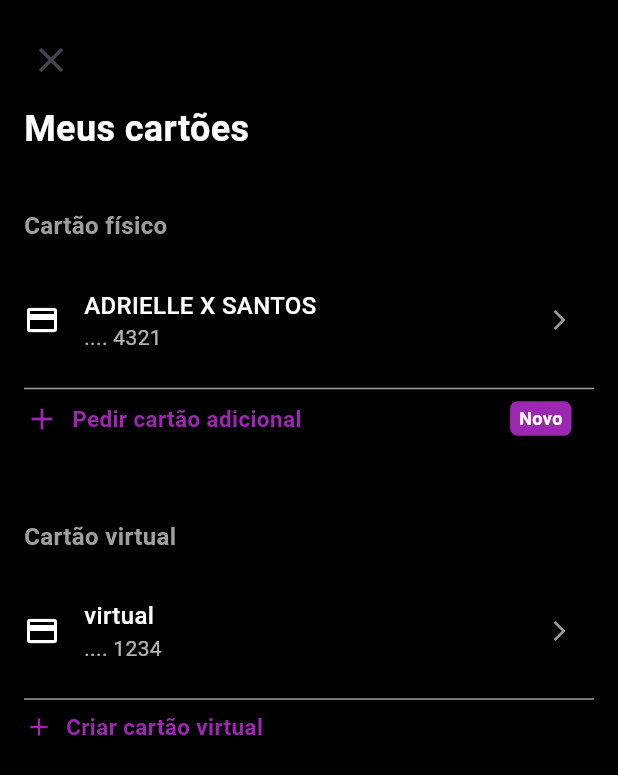
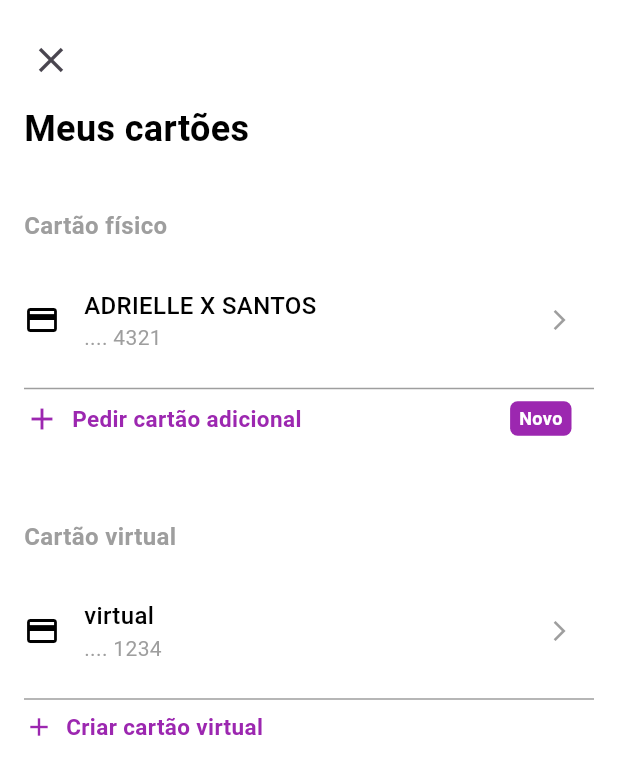
Before and after one commit to RuanAzevedoLira/nubank1, a Flutter app: the CartoesScreen screen opened directly, on a phone screen of 412 x 824 dp. Shown: the top 775 px of the screen. Run offline on Flutter 3.47's test engine with Material 3 defaults, Android fonts, the phone set to English and light mode, and no system bars; our stand-ins replace parse_server_sdk_flutter.

Commit message:
Update cartoes_screen.dart

```diff
--- a/lib/cartoes_screen.dart
+++ b/lib/cartoes_screen.dart
@@ -37,7 +37,7 @@ class CartoesScreen extends StatelessWidget {
                     style: TextStyle(
                       fontSize: 24,
                       fontWeight: FontWeight.bold,
-                      color: Colors.white,
+                      color: Colors.black,
                     ),
                   ),
                 ],
@@ -69,7 +69,7 @@ class CartoesScreen extends StatelessWidget {
                         children: [
                           const Icon(
                             Icons.credit_card,
-                            color: Colors.white,
+                            color: Colors.black,
                           ),
                           const SizedBox(width: 16),
                           Column(
@@ -80,14 +80,14 @@ class CartoesScreen extends StatelessWidget {
                                 style: TextStyle(
                                   fontSize: 16,
                                   fontWeight: FontWeight.w500,
-                                  color: Colors.white,
+                                  color: Colors.black,
                                 ),
                               ),
                               Text(
                                 ".... 4321",
                                 style: TextStyle(
                                   fontSize: 14,
-                                  color: Colors.white70,
+                                  color: Colors.grey,
                                 ),
                               ),
                             ],
@@ -181,7 +181,7 @@ class CartoesScreen extends StatelessWidget {
                         children: [
                           const Icon(
                             Icons.credit_card,
-                            color: Colors.white,
+                            color: Colors.black,
                           ),
                           const SizedBox(width: 16),
                           Column(
@@ -192,14 +192,14 @@ class CartoesScreen extends StatelessWidget {
                                 style: TextStyle(
                                   fontSize: 16,
                                   fontWeight: FontWeight.w500,
-                                  color: Colors.white,
+                                  color: Colors.black,
                                 ),
                               ),
                               Text(
                                 ".... 1234",
                                 style: TextStyle(
                                   fontSize: 14,
-                                  color: Colors.white70,
+                                  color: Colors.grey,
                                 ),
                               ),
                             ],
@@ -242,7 +242,7 @@ class CartoesScreen extends StatelessWidget {
           ],
         ),
       ),
-      backgroundColor: Colors.black, // Define o fundo da tela como preto
+      backgroundColor: Colors.white, // Define o fundo da tela como branco
     );
   }
 }
```
